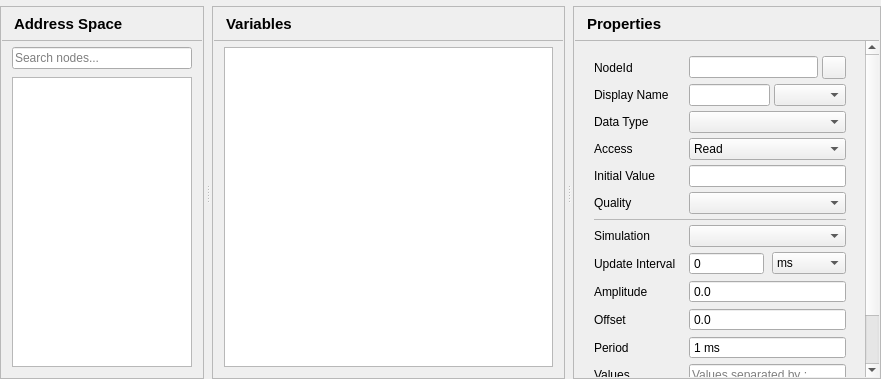
This is src/ui/pages/objectspage.ui in sanny32/OpenUaSim as Qt 5 draws it before an edit. The edited form follows.
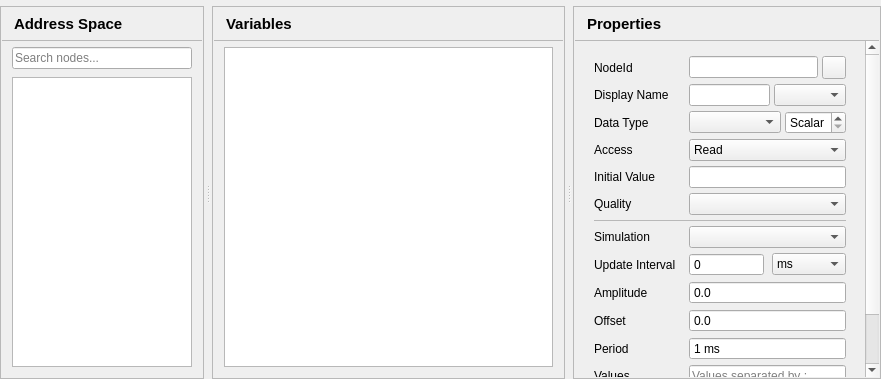
This is the edited form.

Commit message:
Add array variables
A variable can hold a fixed-length array of up to 1000 elements, set
next to its data type in the properties panel. The server builds it
with ValueRank 1 and its ArrayDimensions, the initial value fills every
element, and the simulation shifts each element by an equal part of
one cycle. Arrays show as [a, b, c] and their type as Double[4].

```diff
--- a/src/ui/pages/objectspage.ui
+++ b/src/ui/pages/objectspage.ui
@@ -496,8 +496,43 @@
                </widget>
               </item>
               <item row="2" column="1">
-               <widget class="QComboBox" name="dataTypeCombo">
-               </widget>
+               <layout class="QHBoxLayout" name="dataTypeLayout">
+                <property name="spacing">
+                 <number>4</number>
+                </property>
+                <item>
+                 <widget class="QComboBox" name="dataTypeCombo">
+                  <property name="sizePolicy">
+                   <sizepolicy hsizetype="Expanding" vsizetype="Fixed">
+                    <horstretch>1</horstretch>
+                    <verstretch>0</verstretch>
+                   </sizepolicy>
+                  </property>
+                 </widget>
+                </item>
+                <item>
+                 <widget class="QSpinBox" name="arrayLengthSpin">
+                  <property name="toolTip">
+                   <string>Number of array elements; Scalar holds a single value</string>
+                  </property>
+                  <property name="accessibleName">
+                   <string>Array Length</string>
+                  </property>
+                  <property name="specialValueText">
+                   <string>Scalar</string>
+                  </property>
+                  <property name="prefix">
+                   <string>[</string>
+                  </property>
+                  <property name="suffix">
+                   <string>]</string>
+                  </property>
+                  <property name="maximum">
+                   <number>1000</number>
+                  </property>
+                 </widget>
+                </item>
+               </layout>
               </item>
               <item row="3" column="0">
                <widget class="QLabel" name="accessLabel">
```
The commit also changes 29 other files.
